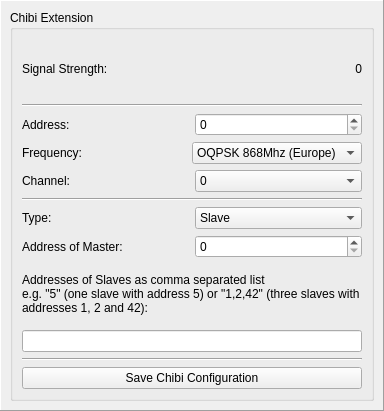
Tinkerforge/brickv, file src/brickv/plugin_system/plugins/master/ui/chibi.ui: the form before one commit.
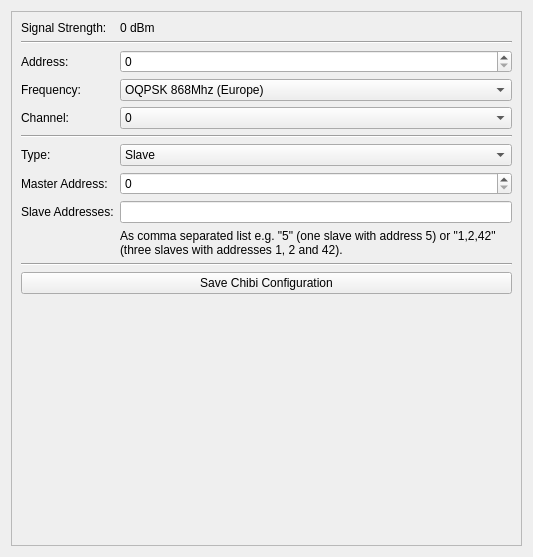
The form after the commit.

Commit message:
Unify style of Extension UI
Use tab and scroll widgets instead of trying to cram everything into
one widget.

What changed in the file:
```diff
--- a/src/brickv/plugin_system/plugins/master/ui/chibi.ui
+++ b/src/brickv/plugin_system/plugins/master/ui/chibi.ui
@@ -6,88 +6,80 @@
    <rect>
     <x>0</x>
     <y>0</y>
-    <width>384</width>
-    <height>411</height>
+    <width>533</width>
+    <height>557</height>
    </rect>
   </property>
   <property name="windowTitle">
    <string>Form</string>
   </property>
-  <layout class="QVBoxLayout" name="verticalLayout">
-   <property name="margin">
-    <number>0</number>
-   </property>
-   <item>
-    <widget class="QFrame" name="frame">
-     <property name="frameShape">
-      <enum>QFrame::Panel</enum>
-     </property>
-     <property name="frameShadow">
-      <enum>QFrame::Raised</enum>
-     </property>
-     <layout class="QHBoxLayout" name="horizontalLayout_3">
-      <item>
-       <widget class="QGroupBox" name="groupBox">
-        <property name="title">
-         <string>Chibi Extension</string>
-        </property>
         <layout class="QVBoxLayout" name="verticalLayout_2">
          <item>
-          <layout class="QHBoxLayout" name="horizontalLayout_5">
+    <widget class="QScrollArea" name="scrollArea">
+     <property name="widgetResizable">
+      <bool>true</bool>
+     </property>
+     <widget class="QWidget" name="scrollAreaWidgetContents">
+      <property name="geometry">
+       <rect>
+        <x>0</x>
+        <y>0</y>
+        <width>513</width>
+        <height>537</height>
+       </rect>
+      </property>
+      <layout class="QVBoxLayout" name="verticalLayout">
            <item>
+        <layout class="QGridLayout" name="gridLayout">
+         <item row="0" column="0">
             <widget class="QLabel" name="label_4">
              <property name="text">
               <string>Signal Strength:</string>
              </property>
             </widget>
            </item>
-           <item>
+         <item row="0" column="1">
             <widget class="QLabel" name="signal_strength_label">
+           <property name="sizePolicy">
+            <sizepolicy hsizetype="Preferred" vsizetype="Preferred">
+             <horstretch>1</horstretch>
+             <verstretch>0</verstretch>
+            </sizepolicy>
+           </property>
              <property name="text">
-              <string>0</string>
-             </property>
-             <property name="alignment">
-              <set>Qt::AlignRight|Qt::AlignTrailing|Qt::AlignVCenter</set>
-             </property>
-            </widget>
-           </item>
-          </layout>
-         </item>
-         <item>
-          <widget class="Line" name="line">
-           <property name="orientation">
-            <enum>Qt::Horizontal</enum>
-           </property>
-          </widget>
-         </item>
-         <item>
-          <layout class="QHBoxLayout" name="horizontalLayout">
-           <item>
+            <string>0 dBm</string>
+           </property>
+          </widget>
+         </item>
+         <item row="2" column="0">
             <widget class="QLabel" name="label">
              <property name="text">
               <string>Address:</string>
              </property>
             </widget>
            </item>
-           <item>
-            <widget class="QSpinBox" name="address_spinbox">
-             <property name="maximum">
-              <number>255</number>
-             </property>
-            </widget>
-           </item>
-          </layout>
-         </item>
-         <item>
-          <layout class="QHBoxLayout" name="horizontalLayout_7">
-           <item>
+         <item row="3" column="0">
             <widget class="QLabel" name="label_6">
              <property name="text">
               <string>Frequency:</string>
              </property>
             </widget>
            </item>
-           <item>
+         <item row="4" column="0">
+          <widget class="QLabel" name="label_8">
+           <property name="text">
+            <string>Channel:</string>
+           </property>
+          </widget>
+         </item>
+         <item row="2" column="1">
+          <widget class="QSpinBox" name="address_spinbox">
+           <property name="maximum">
+            <number>255</number>
+           </property>
+          </widget>
+         </item>
+         <item row="3" column="1">
             <widget class="QComboBox" name="chibi_frequency">
              <property name="sizePolicy">
               <sizepolicy hsizetype="Preferred" vsizetype="Fixed">
@@ -117,18 +109,7 @@
              </item>
             </widget>
            </item>
-          </layout>
-         </item>
-         <item>
-          <layout class="QHBoxLayout" name="horizontalLayout_8">
-           <item>
-            <widget class="QLabel" name="label_8">
-             <property name="text">
-              <string>Channel:</string>
-             </property>
-            </widget>
-           </item>
-           <item>
+         <item row="4" column="1">
             <widget class="QComboBox" name="chibi_channel">
              <item>
               <property name="text">
@@ -187,25 +168,21 @@
              </item>
             </widget>
            </item>
-          </layout>
-         </item>
-         <item>
-          <widget class="Line" name="line_2">
-           <property name="orientation">
-            <enum>Qt::Horizontal</enum>
-           </property>
-          </widget>
-         </item>
-         <item>
-          <layout class="QHBoxLayout" name="horizontalLayout_9">
-           <item>
+         <item row="6" column="0">
             <widget class="QLabel" name="label_7">
              <property name="text">
               <string>Type:</string>
              </property>
             </widget>
            </item>
-           <item>
+         <item row="5" column="0" colspan="2">
+          <widget class="Line" name="line_2">
+           <property name="orientation">
+            <enum>Qt::Horizontal</enum>
+           </property>
+          </widget>
+         </item>
+         <item row="6" column="1">
             <widget class="QComboBox" name="chibi_type">
              <item>
               <property name="text">
@@ -219,69 +196,79 @@
              </item>
             </widget>
            </item>
-          </layout>
-         </item>
-         <item>
-          <layout class="QHBoxLayout" name="horizontalLayout_6">
-           <item>
+         <item row="7" column="0">
             <widget class="QLabel" name="label_master_address">
              <property name="text">
-              <string>Address of Master:</string>
+            <string>Master Address:</string>
              </property>
             </widget>
            </item>
-           <item>
+         <item row="7" column="1">
             <widget class="QSpinBox" name="master_address_spinbox">
              <property name="maximum">
               <number>255</number>
              </property>
             </widget>
            </item>
-          </layout>
-         </item>
-         <item>
-          <layout class="QHBoxLayout" name="horizontalLayout_2">
-           <item>
-            <widget class="QLabel" name="label_slave_address">
-             <property name="minimumSize">
-              <size>
-               <width>0</width>
-               <height>60</height>
-              </size>
-             </property>
+         <item row="9" column="1">
+          <widget class="QLabel" name="label_slave_addresses_help">
              <property name="text">
-              <string>Addresses of Slaves as comma separated list
-e.g. &quot;5&quot; (one slave with address 5) or &quot;1,2,42&quot; (three slaves with addresses 1, 2 and 42):</string>
+            <string>As comma separated list e.g. &quot;5&quot; (one slave with address 5) or &quot;1,2,42&quot; (three slaves with addresses 1, 2 and 42).</string>
              </property>
              <property name="wordWrap">
               <bool>true</bool>
              </property>
             </widget>
            </item>
-          </layout>
+         <item row="8" column="0">
+          <widget class="QLabel" name="label_slave_addresses">
+           <property name="text">
+            <string>Slave Addresses:</string>
+           </property>
+          </widget>
          </item>
-         <item>
+         <item row="8" column="1">
           <widget class="QLineEdit" name="lineedit_slave_address"/>
          </item>
-         <item>
-          <widget class="Line" name="line_3">
-           <property name="orientation">
-            <enum>Qt::Horizontal</enum>
-           </property>
-          </widget>
-         </item>
-         <item>
+         <item row="11" column="0" colspan="2">
           <widget class="QPushButton" name="save_button">
            <property name="text">
             <string>Save Chibi Configuration</string>
            </property>
           </widget>
          </item>
-        </layout>
-       </widget>
-      </item>
-     </layout>
-    </widget>
+         <item row="10" column="0" colspan="2">
+          <widget class="Line" name="line_3">
+           <property name="orientation">
+            <enum>Qt::Horizontal</enum>
+           </property>
+          </widget>
+         </item>
+         <item row="1" column="0" colspan="2">
+          <widget class="Line" name="line">
+           <property name="orientation">
+            <enum>Qt::Horizontal</enum>
+           </property>
+          </widget>
+         </item>
+        </layout>
+       </item>
+       <item>
+        <spacer name="verticalSpacer">
+         <property name="orientation">
+          <enum>Qt::Vertical</enum>
+         </property>
+         <property name="sizeHint" stdset="0">
+          <size>
+           <width>20</width>
+           <height>0</height>
+          </size>
+         </property>
+        </spacer>
+       </item>
+      </layout>
+     </widget>
+    </widget>
    </item>
   </layout>
  </widget>
```
Left out of the diff: 10 changed lines with no effect on the pictures. Lines whose indentation alone changed are shown as unchanged. The commit also changes 12 other files.
